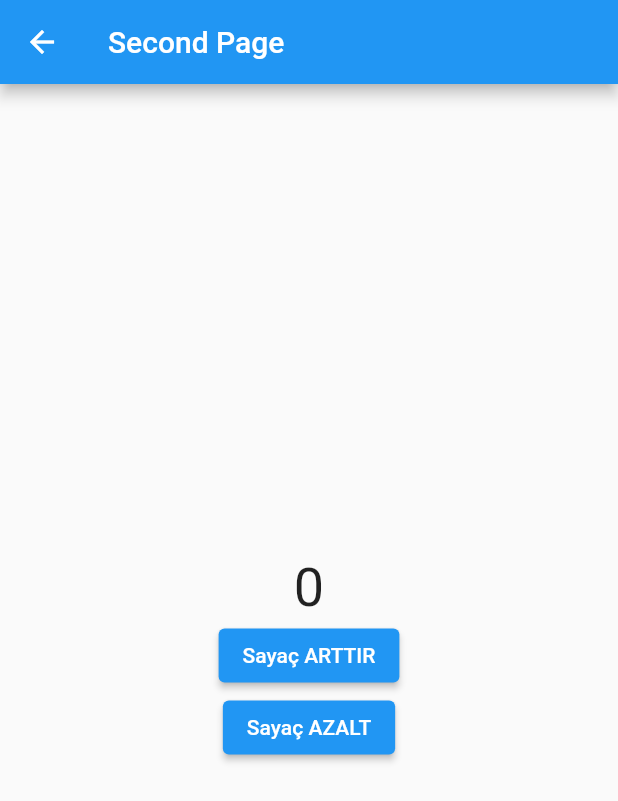
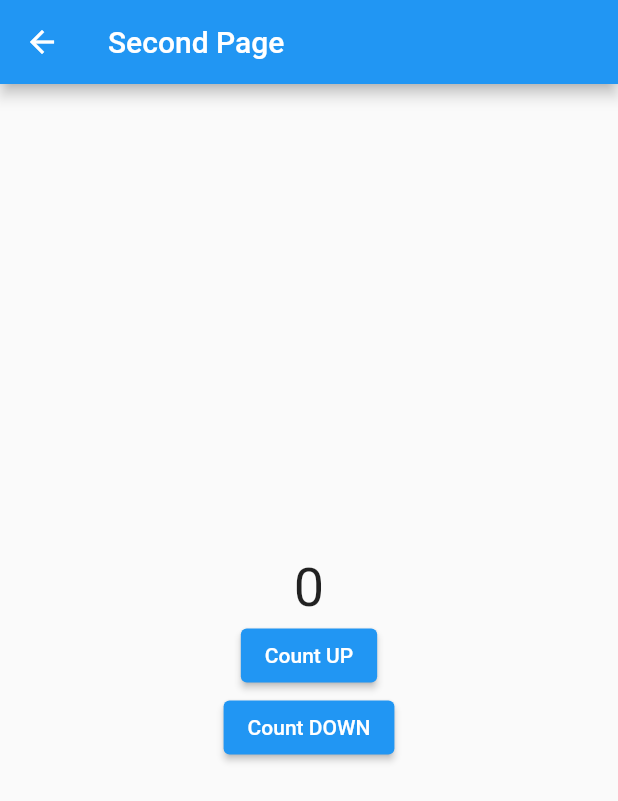
Before and after one commit to ocakburak/bloc_kullanimi, a Flutter app: the SecondPage screen opened directly, on a phone screen of 412 x 824 dp. Shown: the top 801 px of the screen. Run offline on Flutter 3.47's test engine with Material 2 defaults, Android fonts, the phone set to English and light mode, and no system bars; our stand-ins replace flutter_bloc.

Commit message:
text field update

```diff
--- a/lib/first_bloc_project/SecondPage.dart
+++ b/lib/first_bloc_project/SecondPage.dart
@@ -30,13 +30,13 @@ class SecondPage extends StatelessWidget {
               onPressed: () {
                 context.read<SayacCubit>().sayaciArttir();
               },
-              child: const Text('Sayaç ARTTIR'),
+              child: const Text('Count UP'),
             ),
             ElevatedButton(
               onPressed: () {
-                context.read<SayacCubit>().sayaciAzalt(2);
+                context.read<SayacCubit>().sayaciAzalt(1);
               },
-              child: const Text('Sayaç AZALT'),
+              child: const Text('Count DOWN'),
             ),
           ],
         ),
```
